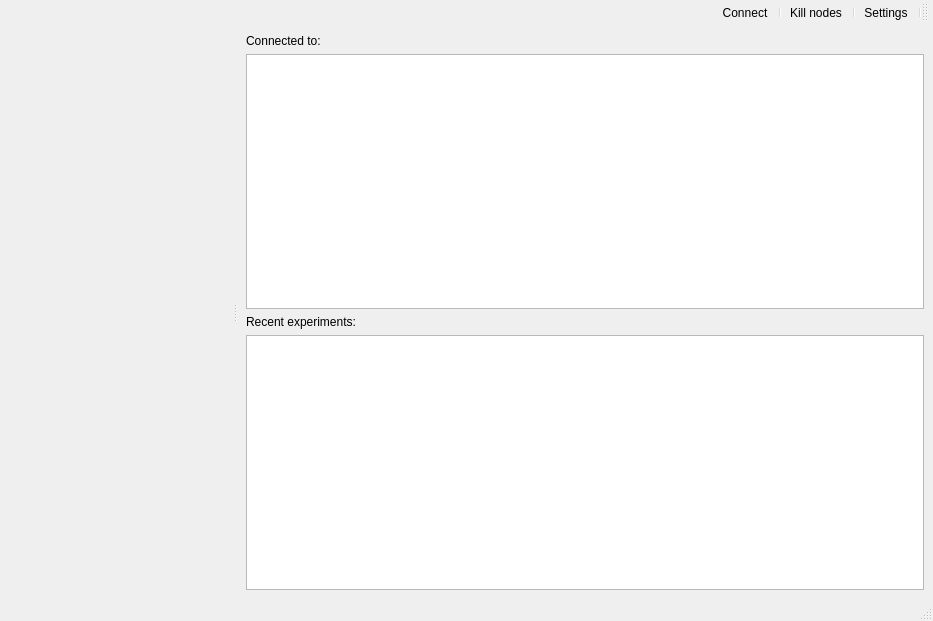
Qt form src/demogui/mapoverview.ui (henrikvs/nornetdemo) before a commit.
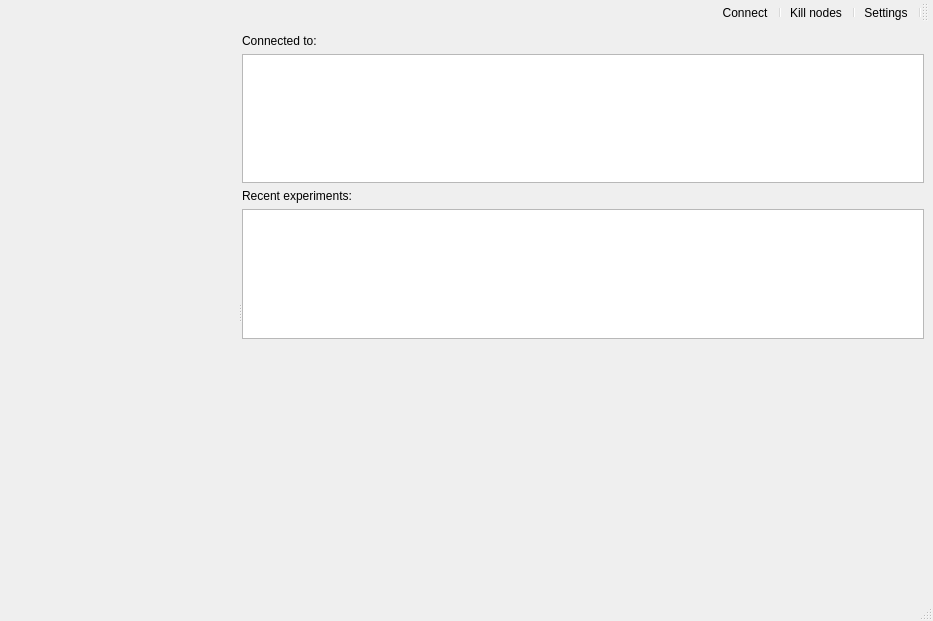
The same form after that commit. Icons and pictures are not drawn. Custom widgets are drawn as their Qt base class.

Patch:
```diff
--- a/src/demogui/mapoverview.ui
+++ b/src/demogui/mapoverview.ui
@@ -14,22 +14,10 @@
    <string>NorNet Demo</string>
   </property>
   <widget class="QWidget" name="centralwidget">
-   <layout class="QHBoxLayout" name="horizontalLayout_5">
-    <property name="spacing">
-     <number>0</number>
-    </property>
-    <property name="leftMargin">
-     <number>0</number>
-    </property>
-    <property name="topMargin">
-     <number>0</number>
-    </property>
-    <property name="rightMargin">
-     <number>0</number>
-    </property>
-    <property name="bottomMargin">
-     <number>0</number>
-    </property>
+   <layout class="QHBoxLayout" name="horizontalLayout_3">
+    <item>
+     <layout class="QVBoxLayout" name="verticalLayout_5"/>
+    </item>
     <item>
      <widget class="QSplitter" name="splitter">
       <property name="orientation">
@@ -43,20 +31,10 @@
         </sizepolicy>
        </property>
       </widget>
-      <widget class="QStackedWidget" name="stackedWidget">
-       <property name="autoFillBackground">
-        <bool>false</bool>
-       </property>
-       <property name="styleSheet">
-        <string notr="true"/>
-       </property>
-       <property name="currentIndex">
-        <number>0</number>
-       </property>
-       <widget class="QWidget" name="mapPage">
-        <layout class="QHBoxLayout" name="horizontalLayout_3">
+      <widget class="QWidget" name="">
+       <layout class="QVBoxLayout" name="verticalLayout_7">
          <item>
-          <layout class="QVBoxLayout" name="verticalLayout_5">
+         <layout class="QVBoxLayout" name="verticalLayout_2">
            <item>
             <widget class="QLabel" name="label_8">
              <property name="text">
@@ -79,10 +57,20 @@
            </item>
           </layout>
          </item>
-        </layout>
-       </widget>
+        <item>
+         <widget class="QStackedWidget" name="stackedWidget">
+          <property name="autoFillBackground">
+           <bool>false</bool>
+          </property>
+          <property name="styleSheet">
+           <string notr="true"/>
+          </property>
+          <property name="currentIndex">
+           <number>0</number>
+          </property>
+          <widget class="QWidget" name="mapPage"/>
        <widget class="QWidget" name="providerPage">
-        <layout class="QVBoxLayout" name="verticalLayout_2">
+           <layout class="QVBoxLayout" name="verticalLayout_8">
          <item>
           <widget class="QGroupBox" name="groupBox">
            <property name="title">
@@ -260,7 +248,10 @@
         </layout>
        </widget>
       </widget>
-     </widget>
+        </item>
+       </layout>
+      </widget>
+     </widget>
     </item>
    </layout>
   </widget>
```
Left out of the diff: 4 changed lines with no effect on the pictures. Lines whose indentation alone changed are shown as unchanged.
